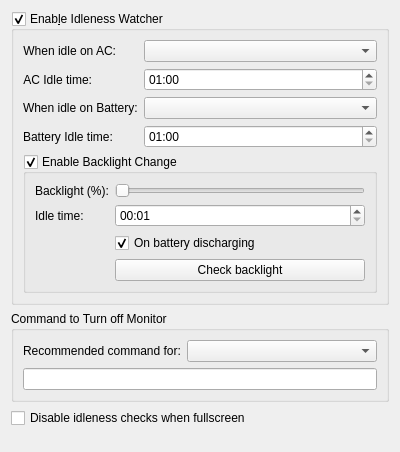
This is config/idlenesswatchersettings.ui in lxqt/lxqt-powermanagement as Qt 5 draws it before an edit. The edited form follows.
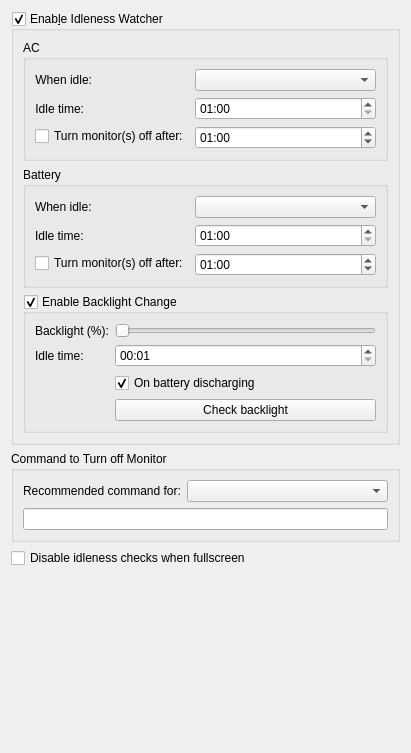
This is the edited form.

Commit message: Added separate timeout settings for monitor blanking

Diff of the .ui file:
```diff
--- a/config/idlenesswatchersettings.ui
+++ b/config/idlenesswatchersettings.ui
@@ -6,8 +6,8 @@
    <rect>
     <x>0</x>
     <y>0</y>
-    <width>400</width>
-    <height>452</height>
+    <width>411</width>
+    <height>753</height>
    </rect>
   </property>
   <layout class="QVBoxLayout" name="verticalLayout">
@@ -21,7 +21,11 @@
      </property>
      <layout class="QVBoxLayout" name="verticalLayout_2">
       <item>
-       <layout class="QFormLayout" name="formLayout">
+       <widget class="QGroupBox" name="acGroupBox">
+        <property name="title">
+         <string>AC</string>
+        </property>
+        <layout class="QFormLayout" name="formLayout_AC">
         <item row="0" column="0">
          <widget class="QLabel" name="idleTimeACLabel">
           <property name="sizePolicy">
@@ -31,7 +35,7 @@
            </sizepolicy>
           </property>
           <property name="text">
-           <string>When idle on AC:</string>
+            <string>When idle:</string>
           </property>
           <property name="alignment">
            <set>Qt::AlignRight|Qt::AlignTrailing|Qt::AlignVCenter</set>
@@ -50,7 +54,7 @@
            </sizepolicy>
           </property>
           <property name="text">
-           <string>AC Idle time:</string>
+            <string>Idle time:</string>
           </property>
           <property name="alignment">
            <set>Qt::AlignRight|Qt::AlignTrailing|Qt::AlignVCenter</set>
@@ -64,7 +68,7 @@
           </property>
           <property name="minimumDateTime">
            <datetime>
-            <hour>0</hour>
+             <hour>20</hour>
             <minute>1</minute>
             <second>0</second>
             <year>2000</year>
@@ -78,30 +82,87 @@
          </widget>
         </item>
         <item row="2" column="0">
+          <widget class="QCheckBox" name="enableACMonitorOffCheckBox">
+           <property name="text">
+            <string>Turn monitor(s) off after:</string>
+           </property>
+          </widget>
+         </item>
+         <item row="2" column="1">
+          <widget class="QTimeEdit" name="idleACMonitorOffTimeEdit">
+           <property name="dateTime">
+            <datetime>
+             <hour>21</hour>
+             <minute>1</minute>
+             <second>0</second>
+             <year>1999</year>
+             <month>12</month>
+             <day>31</day>
+            </datetime>
+           </property>
+           <property name="displayFormat">
+            <string>mm:ss</string>
+           </property>
+          </widget>
+         </item>
+        </layout>
+       </widget>
+      </item>
+      <item>
+       <widget class="QGroupBox" name="batteryGroupBox">
+        <property name="title">
+         <string>Battery</string>
+        </property>
+        <layout class="QFormLayout" name="formLayout_Battery">
+         <item row="0" column="0">
          <widget class="QLabel" name="idleTimeBatteryLabel">
           <property name="text">
-           <string>When idle on Battery:</string>
+            <string>When idle:</string>
           </property>
          </widget>
         </item>
-        <item row="2" column="1">
+         <item row="0" column="1">
          <widget class="QComboBox" name="idleBatteryActionComboBox"/>
         </item>
-        <item row="3" column="0">
+         <item row="1" column="0">
          <widget class="QLabel" name="idleBatteryActionLabel">
           <property name="text">
-           <string>Battery Idle time:</string>
+            <string>Idle time:</string>
           </property>
          </widget>
         </item>
-        <item row="3" column="1">
+         <item row="1" column="1">
          <widget class="QTimeEdit" name="idleBatteryTimeEdit">
           <property name="toolTip">
            <string>Minutes:Seconds (min: 01:30)</string>
           </property>
           <property name="minimumDateTime">
            <datetime>
-            <hour>0</hour>
+             <hour>20</hour>
+             <minute>1</minute>
+             <second>0</second>
+             <year>2000</year>
+             <month>1</month>
+             <day>1</day>
+            </datetime>
+           </property>
+           <property name="displayFormat">
+            <string>mm:ss</string>
+           </property>
+          </widget>
+         </item>
+         <item row="2" column="0">
+          <widget class="QCheckBox" name="enableBatMonitorOffCheckBox">
+           <property name="text">
+            <string>Turn monitor(s) off after:</string>
+           </property>
+          </widget>
+         </item>
+         <item row="2" column="1">
+          <widget class="QTimeEdit" name="idleBatMonitorOffTimeEdit">
+           <property name="dateTime">
+            <datetime>
+             <hour>20</hour>
             <minute>1</minute>
             <second>0</second>
             <year>2000</year>
@@ -115,6 +176,7 @@
          </widget>
         </item>
        </layout>
+       </widget>
       </item>
       <item>
        <widget class="QGroupBox" name="idlenessBacklightWatcherGroupBox">
```
Left out of the diff: 12 changed lines with no effect on the pictures. Lines whose indentation alone changed are shown as unchanged. The commit also changes 6 other files.
